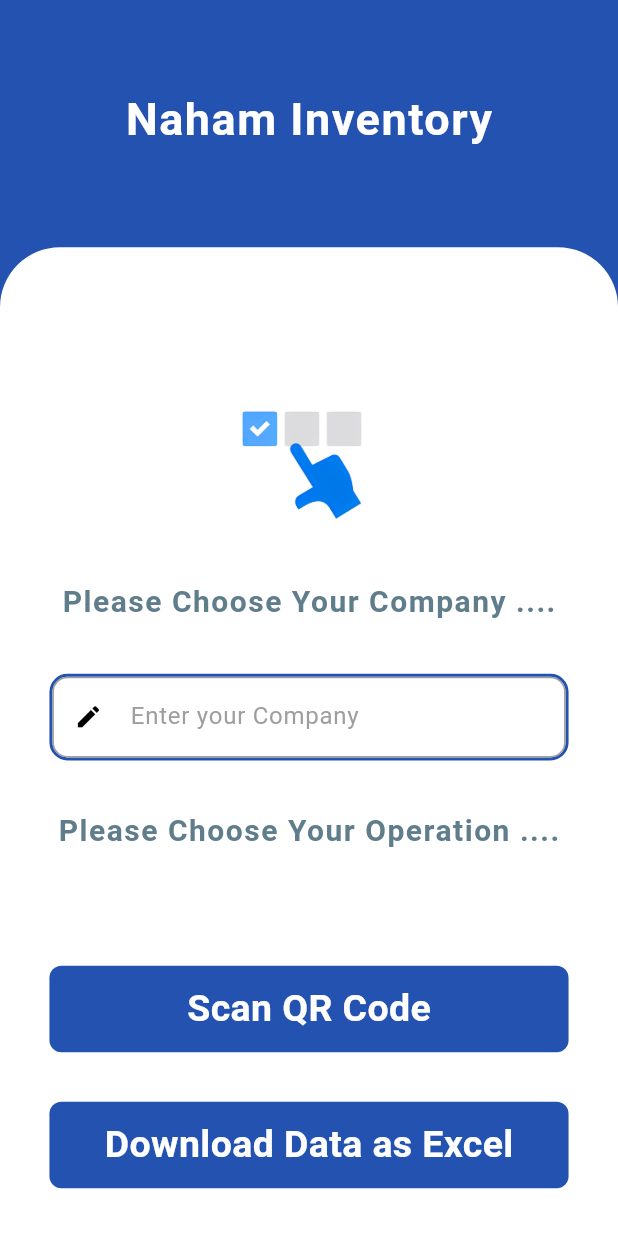
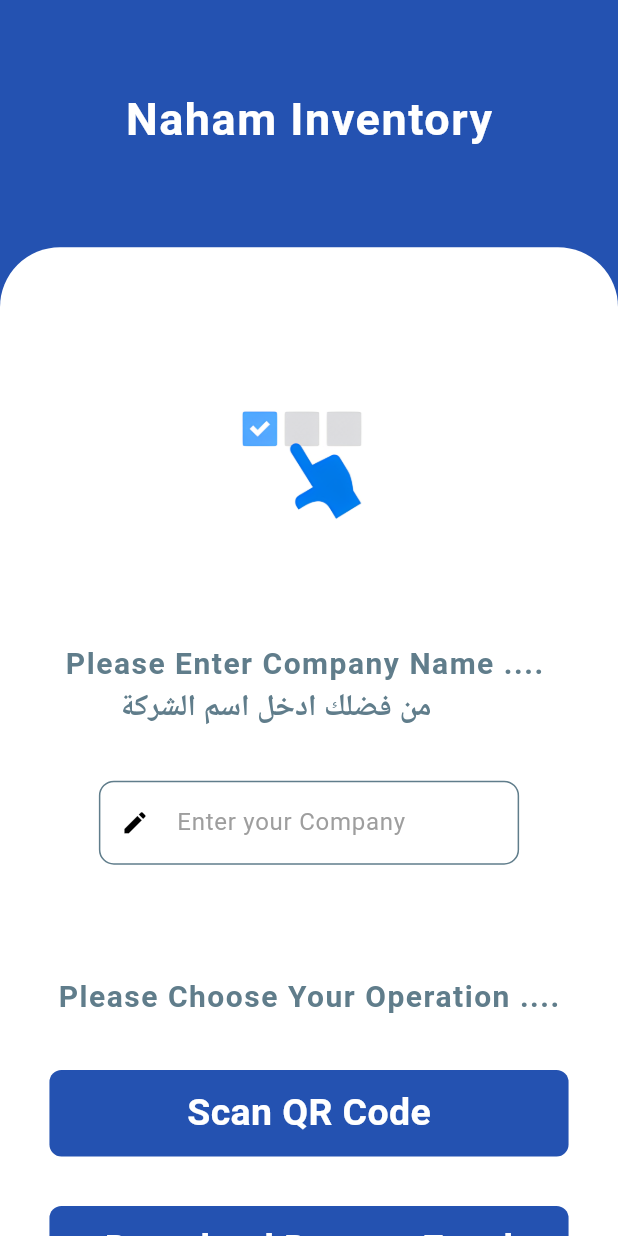
Before and after one commit to Nora-2/barcode, a Flutter app: the Core screen opened by its route, on a phone screen of 412 x 824 dp. Run offline on Flutter 3.47's test engine with Material 3 defaults, Android fonts, the phone set to English and light mode, and no system bars; our stand-ins replace audioplayers, awesome_dialog, bloc, cloud_firestore, dropdown_search, firebase_core and 1 more; missing offline and left inert: excel, flutter_excel, qr_code_scanner, universal_html; accounts and stored records are empty; Roboto replaces fonts that are missing (MulishRomanBold).

Commit message:
new commit

```diff
--- a/lib/features/home/home.dart
+++ b/lib/features/home/home.dart
@@ -1,4 +1,3 @@
-
 import 'package:parcode/core/utilis/constant.dart';
 import 'package:parcode/features/excel/presentation/view/excel.dart';
 import 'package:parcode/features/scanner/presentation/view/scanner.dart';
@@ -66,24 +65,22 @@ class _CoreState extends State<Core> {
                       width: width * 0.3,
                       height: height * 0.2,
                       child: Image.asset('assets/images/select (1).png')),
-                  const Text('Please Choose Your Company ....',
+                  Padding(
+                    padding: EdgeInsets.only(top: height * 0.05),
+                    child: const Text(
+                        'Please Enter Company Name .... \n      من فضلك ادخل اسم الشركة',
                         style: TextStyle(
                             color: Colors.blueGrey,
                             fontSize: 20,
                             fontWeight: FontWeight.w700,
                             letterSpacing: 1)),
-                  SizedBox(height: height * 0.04),
-                  Container(
-                    width: width * 0.84,
-                    height: height * 0.07,
-                    decoration: BoxDecoration(
-                      borderRadius: BorderRadius.circular(12),
-                      border: Border.all(
-                        width: 2,
-                        color: primarycolor,
                   ),
-                    ),
-                    child: Center(
+                  Padding(
+                    padding: EdgeInsets.only(
+                        top: height * 0.04,
+                        bottom: height * 0.05,
+                        left: width * 0.16,
+                        right: width * 0.16),
                     child: CustomFormField(
                       hint: 'Enter your Company',
                       preicon: const Icon(
@@ -99,7 +96,7 @@ class _CoreState extends State<Core> {
                         selectedItem = company.text;
                       },
                       ispass: false,
-                    )),
+                    ),
                   ),
                   SizedBox(height: height * 0.04),
                   const Text('Please Choose Your Operation ....',
@@ -110,7 +107,7 @@ class _CoreState extends State<Core> {
                           letterSpacing: 1)),
                   Padding(
                     padding: EdgeInsets.only(
-                        top: height * 0.091, bottom: height * 0.04),
+                        top: height * 0.041, bottom: height * 0.04),
                     child: GestureDetector(
                         onTap: () {
                           Navigator.push(
@@ -136,7 +133,9 @@ class _CoreState extends State<Core> {
                         child:
                             const customButton(text: "Download Data as Excel")),
                   ),
-                  GestureDetector(
+                  Padding(
+                    padding: EdgeInsets.only(bottom: height * 0.04),
+                    child: GestureDetector(
                         onTap: () {
                           Navigator.push(
                             context,
@@ -145,6 +144,7 @@ class _CoreState extends State<Core> {
                           );
                         },
                         child: const customButton(text: "View QR Code")),
+                  ),
                 ],
               ),
             ),
--- a/lib/features/scanner/presentation/widget/customformfield.dart
+++ b/lib/features/scanner/presentation/widget/customformfield.dart
@@ -70,7 +70,7 @@ class _CustomFormFieldState extends State<CustomFormField> {
         suffixIcon: widget.suffix,
         enabledBorder: OutlineInputBorder(
             borderRadius: BorderRadius.circular(10),
-            borderSide: const BorderSide(color: Colors.grey)),
+            borderSide: const BorderSide(color: Colors.blueGrey)),
         border: OutlineInputBorder(
           borderRadius: BorderRadius.circular(10),
           borderSide: const BorderSide(),
```
Also changed, not shown: lib/core/widgets/TextField.dart (deleted, +0 -68 lines), lib/features/scanner/cubit/cubit/scanner_cubit.dart (+10 -3 lines), lib/features/scanner/presentation/widget/manualCode.dart (+8 -7 lines). Lines whose indentation alone changed are shown as unchanged.
